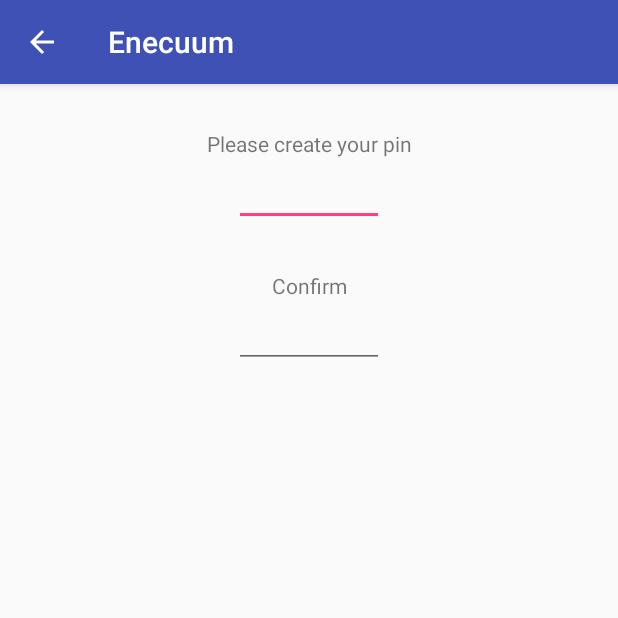
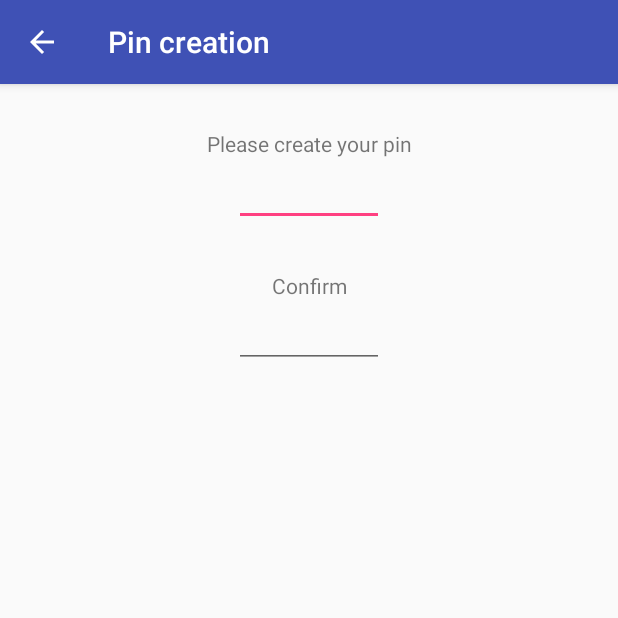
Before and after one commit to priamm/AndroidApp, an Android app: the NewAccountPinFragment screen opened directly, with no data from a screen before it, on a phone screen of 412 x 824 dp, the top half of it. Run offline under Robolectric (Android 15) with nearby library versions, the phone set to English and light mode, and no system bars; libraries missing offline, so code that uses them is left out: com.arellomobile.mvp; plain views replace CircleIndicator; 4 statements that could not run were skipped.

Commit message:
qr code generation, refactoring

```diff
--- a/app/build.gradle
+++ b/app/build.gradle
@@ -53,6 +53,8 @@ dependencies {
     compile 'com.squareup.retrofit2:retrofit:2.3.0'
 
     compile 'me.relex:circleindicator:1.2.2@aar'
+
+    compile group: 'com.google.zxing', name: 'core', version: '3.3.1'
 }
 
 kapt {
--- a/app/src/main/java/baseActivities/BaseActivity.kt
+++ b/app/src/main/java/base_ui_primitives/BaseActivity.kt
@@ -1,7 +1,5 @@
-package baseActivities
+package base_ui_primitives
 
-import android.app.Activity
-import android.support.v7.app.AppCompatActivity
 import application.EnecuumApplication
 import com.arellomobile.mvp.MvpAppCompatActivity
 import com.enecuum.androidapp.navigation.ActivityNavigator
--- /dev/null
+++ b/app/src/main/java/base_ui_primitives/TitleFragment.kt
@@ -0,0 +1,29 @@
+package base_ui_primitives
+
+import android.os.Handler
+import android.os.Looper
+import android.support.v4.app.Fragment
+import com.arellomobile.mvp.MvpAppCompatFragment
+import com.enecuum.androidapp.R
+
+/**
+ * Created by oleg on 23.01.18.
+ */
+abstract class TitleFragment : MvpAppCompatFragment() {
+    abstract fun getTitle() : String
+
+    override fun setUserVisibleHint(isVisibleToUser: Boolean) {
+        super.setUserVisibleHint(isVisibleToUser)
+        if(isVisibleToUser) {
+            if(activity != null)
+                activity?.title = getTitle()
+            else {
+                val handler = Handler(Looper.getMainLooper())
+                handler.postDelayed({
+                    activity?.title = getTitle()
+                }, 300)
+            }
+
+        }
+    }
+}
--- a/app/src/main/java/com/enecuum/androidapp/ui/activity/main/MainActivity.kt
+++ b/app/src/main/java/com/enecuum/androidapp/ui/activity/main/MainActivity.kt
@@ -3,7 +3,7 @@ package com.enecuum.androidapp.ui.activity.main
 import android.content.Context
 import android.content.Intent
 import android.os.Bundle
-import baseActivities.BaseActivity
+import base_ui_primitives.BaseActivity
 
 import com.arellomobile.mvp.presenter.InjectPresenter
 import com.enecuum.androidapp.R
--- a/app/src/main/java/com/enecuum/androidapp/ui/activity/new_account/NewAccountActivity.kt
+++ b/app/src/main/java/com/enecuum/androidapp/ui/activity/new_account/NewAccountActivity.kt
@@ -3,7 +3,7 @@ package com.enecuum.androidapp.ui.activity.new_account
 import android.content.Context
 import android.content.Intent
 import android.os.Bundle
-import baseActivities.BackActivity
+import base_ui_primitives.BackActivity
 
 import com.arellomobile.mvp.presenter.InjectPresenter
 import com.enecuum.androidapp.R
--- a/app/src/main/java/com/enecuum/androidapp/ui/activity/registration/RegistrationActivity.kt
+++ b/app/src/main/java/com/enecuum/androidapp/ui/activity/registration/RegistrationActivity.kt
@@ -3,7 +3,7 @@ package com.enecuum.androidapp.ui.activity.registration
 import android.content.Context
 import android.content.Intent
 import android.os.Bundle
-import baseActivities.BaseActivity
+import base_ui_primitives.BaseActivity
 import com.arellomobile.mvp.presenter.InjectPresenter
 import com.enecuum.androidapp.R
 import com.enecuum.androidapp.presentation.presenter.registration.RegistrationPresenter
--- a/app/src/main/java/com/enecuum/androidapp/ui/activity/signin/SignInActivity.kt
+++ b/app/src/main/java/com/enecuum/androidapp/ui/activity/signin/SignInActivity.kt
@@ -3,7 +3,7 @@ package com.enecuum.androidapp.ui.activity.signin
 import android.content.Context
 import android.content.Intent
 import android.os.Bundle
-import baseActivities.BackActivity
+import base_ui_primitives.BackActivity
 
 import com.arellomobile.mvp.presenter.InjectPresenter
 import com.enecuum.androidapp.R
--- a/app/src/main/java/com/enecuum/androidapp/ui/activity/splash/SplashActivity.kt
+++ b/app/src/main/java/com/enecuum/androidapp/ui/activity/splash/SplashActivity.kt
@@ -3,7 +3,7 @@ package com.enecuum.androidapp.ui.activity.splash
 import android.content.Context
 import android.content.Intent
 import android.os.Bundle
-import baseActivities.BaseActivity
+import base_ui_primitives.BaseActivity
 
 import com.arellomobile.mvp.presenter.InjectPresenter
 import com.enecuum.androidapp.R
--- a/app/src/main/java/com/enecuum/androidapp/ui/fragment/new_account_pin/NewAccountPinFragment.kt
+++ b/app/src/main/java/com/enecuum/androidapp/ui/fragment/new_account_pin/NewAccountPinFragment.kt
@@ -19,10 +19,12 @@ import android.text.Editable
 import android.text.TextWatcher
 import android.view.inputmethod.InputMethodManager
 import android.widget.EditText
+import base_ui_primitives.TitleFragment
+import utils.KeyboardUtils
 import utils.SimpleTextWatcher
 
 
-class NewAccountPinFragment : MvpAppCompatFragment(), NewAccountPinView {
+class NewAccountPinFragment : TitleFragment(), NewAccountPinView {
     companion object {
         const val TAG = "NewAccountPinFragment"
 
@@ -44,7 +46,7 @@ class NewAccountPinFragment : MvpAppCompatFragment(), NewAccountPinView {
 
     override fun onViewCreated(view: View, savedInstanceState: Bundle?) {
         super.onViewCreated(view, savedInstanceState)
-        showKeyboard()
+        KeyboardUtils.showKeyboard(activity, pin1)
         for(field in listOf<EditText>(pin1, pin2)) {
             field.addTextChangedListener(object : SimpleTextWatcher() {
                 override fun afterTextChanged(s: Editable?) {
@@ -58,12 +60,5 @@ class NewAccountPinFragment : MvpAppCompatFragment(), NewAccountPinView {
         presenter.validateFields(pin1.text.toString(), pin2.text.toString())
     }
 
-    private fun showKeyboard() {
-        val handler = Handler(Looper.getMainLooper())
-        handler.postDelayed({
-            pin1.requestFocus()
-            val imm = activity?.getSystemService(Context.INPUT_METHOD_SERVICE) as InputMethodManager
-            imm.showSoftInput(pin1, InputMethodManager.SHOW_IMPLICIT)
-        }, 200)
-    }
+    override fun getTitle() = getString(R.string.pin_creation)
 }
--- a/app/src/main/java/com/enecuum/androidapp/ui/fragment/new_account_qr/NewAccountQrFragment.kt
+++ b/app/src/main/java/com/enecuum/androidapp/ui/fragment/new_account_qr/NewAccountQrFragment.kt
@@ -9,8 +9,17 @@ import com.enecuum.androidapp.R
 import com.enecuum.androidapp.presentation.view.new_account_qr.NewAccountQrView
 import com.enecuum.androidapp.presentation.presenter.new_account_qr.NewAccountQrPresenter
 import com.arellomobile.mvp.presenter.InjectPresenter
+import com.google.zxing.BarcodeFormat
+import com.google.zxing.qrcode.QRCodeWriter
+import android.graphics.Bitmap
+import android.graphics.Color
+import base_ui_primitives.TitleFragment
+import kotlinx.android.synthetic.main.fragment_new_account_qr.*
+import utils.KeyboardUtils
+import utils.QrUtils
 
-class NewAccountQrFragment : MvpAppCompatFragment(), NewAccountQrView {
+
+class NewAccountQrFragment : TitleFragment(), NewAccountQrView {
     companion object {
         const val TAG = "NewAccountQrFragment"
 
@@ -23,7 +32,7 @@ class NewAccountQrFragment : MvpAppCompatFragment(), NewAccountQrView {
     }
 
     @InjectPresenter
-    lateinit var mNewAccountQrPresenter: NewAccountQrPresenter
+    lateinit var presenter: NewAccountQrPresenter
 
     override fun onCreateView(inflater: LayoutInflater, container: ViewGroup?,
                               savedInstanceState: Bundle?): View? {
@@ -32,5 +41,17 @@ class NewAccountQrFragment : MvpAppCompatFragment(), NewAccountQrView {
 
     override fun onViewCreated(view: View, savedInstanceState: Bundle?) {
         super.onViewCreated(view, savedInstanceState)
+        val qr = QrUtils.createCodeFrom("�r��P���q���[�1GE�E�x�J��;��K+`�{�7������cE��S�6")
+        qrCode.setImageBitmap(qr)
     }
+
+    override fun setUserVisibleHint(isVisibleToUser: Boolean) {
+        super.setUserVisibleHint(isVisibleToUser)
+
+        if(isVisibleToUser) {
+            KeyboardUtils.hideKeyboard(activity, activity?.currentFocus)
+        }
+    }
+
+    override fun getTitle() = getString(R.string.backup_file)
 }
--- /dev/null
+++ b/app/src/main/java/utils/KeyboardUtils.kt
@@ -0,0 +1,31 @@
+package utils
+
+import android.content.Context
+import android.os.Handler
+import android.os.Looper
+import android.view.View
+import android.view.inputmethod.InputMethodManager
+import android.widget.EditText
+import kotlinx.android.synthetic.main.fragment_new_account_pin.*
+
+/**
+ * Created by oleg on 23.01.18.
+ */
+object KeyboardUtils {
+    fun showKeyboard(context: Context?, editText: EditText) {
+        val handler = Handler(Looper.getMainLooper())
+        handler.postDelayed({
+            editText.requestFocus()
+            val imm = context?.getSystemService(Context.INPUT_METHOD_SERVICE) as InputMethodManager
+            imm.showSoftInput(editText, InputMethodManager.SHOW_IMPLICIT)
+        }, 200)
+    }
+
+    fun hideKeyboard(context: Context?, view: View?) {
+        val handler = Handler(Looper.getMainLooper())
+        handler.postDelayed({
+            val imm = context?.getSystemService(Context.INPUT_METHOD_SERVICE) as InputMethodManager
+            imm.hideSoftInputFromWindow(view?.windowToken, 0)
+        }, 200)
+    }
+}
--- /dev/null
+++ b/app/src/main/java/utils/QrUtils.kt
@@ -0,0 +1,32 @@
+package utils
+
+import android.graphics.Bitmap
+import android.graphics.Color
+import com.google.zxing.BarcodeFormat
+import com.google.zxing.qrcode.QRCodeWriter
+
+/**
+ * Created by oleg on 23.01.18.
+ */
+object QrUtils {
+    private const val W = 300
+    private const val H = 300
+    fun createCodeFrom(string : String) : Bitmap? {
+        try {
+            val writer = QRCodeWriter()
+            val matrix = writer.encode(string, BarcodeFormat.QR_CODE, W, H)
+            val bmp = Bitmap.createBitmap(matrix.width, matrix.height, Bitmap.Config.RGB_565)
+            val width = matrix.width
+            val height = matrix.height
+            for(i in 0..(width-1)) {
+                for(j in 0..(height-1)) {
+                    bmp.setPixel(i,j, if(matrix.get(i,j)) Color.BLACK else Color.WHITE )
+                }
+            }
+            return bmp
+        } catch (e : Throwable) {
+            e.printStackTrace()
+        }
+        return null
+    }
+}
--- a/app/src/main/res/values/strings.xml
+++ b/app/src/main/res/values/strings.xml
@@ -5,4 +5,6 @@
     <string name="next">next</string>
     <string name="create_your_pin">Please create your pin</string>
     <string name="confirm">Confirm</string>
+    <string name="pin_creation">Pin creation</string>
+    <string name="backup_file">Backup file</string>
 </resources>
```
Also changed, not shown: app/src/main/java/base_ui_primitives/BackActivity.kt (renamed from app/src/main/java/baseActivities/BackActivity.kt, +1 -7 lines), app/src/main/res/layout/fragment_new_account_qr.xml (+10 -4 lines), 1 other file.
